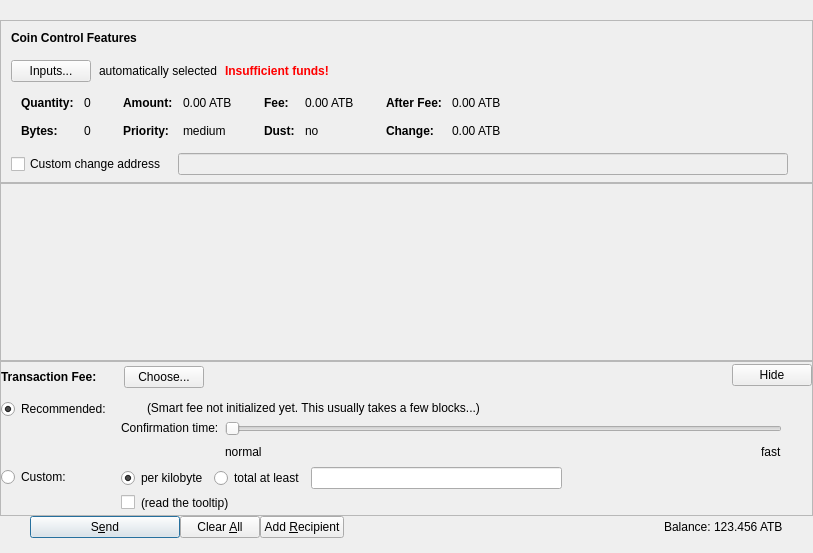
Old version of the form src/qt/forms/sendcoinsdialog.ui in the repository odrowonz/atbcoin-insight.
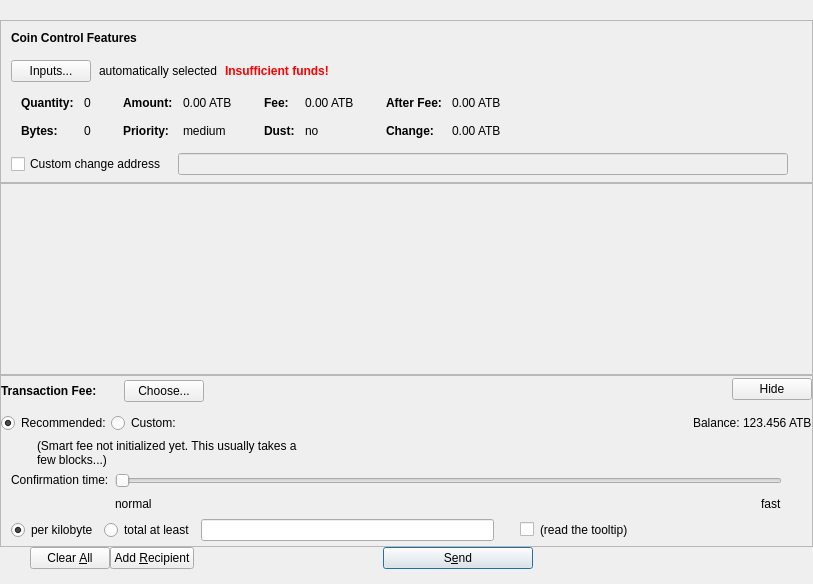
New version of the form. Icons and pictures are not drawn. Custom widgets are drawn as their Qt base class.

Diff of the .ui file:
```diff
--- a/src/qt/forms/sendcoinsdialog.ui
+++ b/src/qt/forms/sendcoinsdialog.ui
@@ -7,7 +7,7 @@
     <x>0</x>
     <y>0</y>
     <width>813</width>
-    <height>553</height>
+    <height>584</height>
    </rect>
   </property>
   <property name="windowTitle">
@@ -632,7 +632,7 @@
         <x>0</x>
         <y>0</y>
         <width>811</width>
-        <height>68</height>
+        <height>79</height>
        </rect>
       </property>
       <layout class="QVBoxLayout" name="verticalLayout_2" stretch="0,0">
@@ -653,6 +653,15 @@
          <property name="spacing">
           <number>6</number>
          </property>
+         <property name="sizeConstraint">
+          <enum>QLayout::SetDefaultConstraint</enum>
+         </property>
+         <property name="leftMargin">
+          <number>50</number>
+         </property>
+         <property name="rightMargin">
+          <number>50</number>
+         </property>
         </layout>
        </item>
        <item>
@@ -863,7 +872,7 @@
              <property name="verticalSpacing">
               <number>4</number>
              </property>
-             <item row="1" column="1">
+             <item row="2" column="1">
               <layout class="QVBoxLayout" name="verticalLayoutFee8">
                <property name="spacing">
                 <number>6</number>
@@ -907,15 +916,16 @@
                    <property name="orientation">
                     <enum>Qt::Horizontal</enum>
                    </property>
+                   <property name="sizeType">
+                    <enum>QSizePolicy::Fixed</enum>
+                   </property>
                    <property name="sizeHint" stdset="0">
                     <size>
-                     <width>1</width>
+                     <width>20</width>
                      <height>1</height>
                     </size>
                    </property>
                   </spacer>
-                 </item>
-                </layout>
                </item>
                <item>
                 <layout class="QHBoxLayout" name="horizontalLayoutFee8">
@@ -940,13 +950,16 @@
                    <property name="text">
                     <string>(read the tooltip)</string>
                    </property>
+                     <property name="wordWrap">
+                      <bool>true</bool>
+                     </property>
                    <property name="margin">
                     <number>5</number>
                    </property>
                   </widget>
                  </item>
                  <item>
-                  <spacer name="horizontalSpacer_2">
+                    <spacer name="horizontalSpacer_8">
                    <property name="orientation">
                     <enum>Qt::Horizontal</enum>
                    </property>
@@ -962,64 +975,9 @@
                </item>
               </layout>
              </item>
-             <item row="0" column="0">
-              <layout class="QVBoxLayout" name="verticalLayoutFee4" stretch="0,1">
-               <item>
-                <widget class="QRadioButton" name="radioSmartFee">
-                 <property name="text">
-                  <string>Recommended:</string>
-                 </property>
-                 <property name="checked">
-                  <bool>true</bool>
-                 </property>
-                 <attribute name="buttonGroup">
-                  <string notr="true">groupFee</string>
-                 </attribute>
-                </widget>
-               </item>
-               <item>
-                <spacer name="verticalSpacer_2">
-                 <property name="orientation">
-                  <enum>Qt::Vertical</enum>
-                 </property>
-                 <property name="sizeHint" stdset="0">
-                  <size>
-                   <width>1</width>
-                   <height>1</height>
-                  </size>
-                 </property>
-                </spacer>
-               </item>
               </layout>
              </item>
-             <item row="1" column="0">
-              <layout class="QVBoxLayout" name="verticalLayoutFee9" stretch="0,1">
-               <item>
-                <widget class="QRadioButton" name="radioCustomFee">
-                 <property name="text">
-                  <string>Custom:</string>
-                 </property>
-                 <attribute name="buttonGroup">
-                  <string notr="true">groupFee</string>
-                 </attribute>
-                </widget>
-               </item>
-               <item>
-                <spacer name="verticalSpacer_6">
-                 <property name="orientation">
-                  <enum>Qt::Vertical</enum>
-                 </property>
-                 <property name="sizeHint" stdset="0">
-                  <size>
-                   <width>1</width>
-                   <height>1</height>
-                  </size>
-                 </property>
-                </spacer>
-               </item>
-              </layout>
-             </item>
-             <item row="0" column="1">
+             <item row="1" column="1">
               <layout class="QVBoxLayout" name="verticalLayoutFee3" stretch="0,0,1">
                <property name="spacing">
                 <number>6</number>
@@ -1069,6 +1027,9 @@
                    <property name="text">
                     <string>(Smart fee not initialized yet. This usually takes a few blocks...)</string>
                    </property>
+                   <property name="wordWrap">
+                    <bool>true</bool>
+                   </property>
                    <property name="margin">
                     <number>2</number>
                    </property>
@@ -1201,6 +1162,85 @@
                </item>
               </layout>
              </item>
+             <item row="0" column="0" colspan="2">
+              <layout class="QHBoxLayout" name="horizontalLayout_6">
+               <item>
+                <widget class="QRadioButton" name="radioSmartFee">
+                 <property name="text">
+                  <string>Recommended:</string>
+                 </property>
+                 <property name="checked">
+                  <bool>true</bool>
+                 </property>
+                 <attribute name="buttonGroup">
+                  <string notr="true">groupFee</string>
+                 </attribute>
+                </widget>
+               </item>
+               <item>
+                <widget class="QRadioButton" name="radioCustomFee">
+                 <property name="text">
+                  <string>Custom:</string>
+                 </property>
+                 <attribute name="buttonGroup">
+                  <string notr="true">groupFee</string>
+                 </attribute>
+                </widget>
+               </item>
+               <item>
+                <layout class="QHBoxLayout" name="horizontalLayout_2">
+                 <property name="spacing">
+                  <number>3</number>
+                 </property>
+                 <item>
+                  <spacer name="horizontalSpacer_7">
+                   <property name="orientation">
+                    <enum>Qt::Horizontal</enum>
+                   </property>
+                   <property name="sizeHint" stdset="0">
+                    <size>
+                     <width>40</width>
+                     <height>20</height>
+                    </size>
+                   </property>
+                  </spacer>
+                 </item>
+                 <item>
+                  <widget class="QLabel" name="label">
+                   <property name="sizePolicy">
+                    <sizepolicy hsizetype="Preferred" vsizetype="Fixed">
+                     <horstretch>0</horstretch>
+                     <verstretch>0</verstretch>
+                    </sizepolicy>
+                   </property>
+                   <property name="text">
+                    <string>Balance:</string>
+                   </property>
+                  </widget>
+                 </item>
+                 <item>
+                  <widget class="QLabel" name="labelBalance">
+                   <property name="sizePolicy">
+                    <sizepolicy hsizetype="Preferred" vsizetype="Fixed">
+                     <horstretch>0</horstretch>
+                     <verstretch>0</verstretch>
+                    </sizepolicy>
+                   </property>
+                   <property name="cursor">
+                    <cursorShape>IBeamCursor</cursorShape>
+                   </property>
+                   <property name="text">
+                    <string notr="true">123.456 ATB</string>
+                   </property>
+                   <property name="textInteractionFlags">
+                    <set>Qt::LinksAccessibleByMouse|Qt::TextSelectableByKeyboard|Qt::TextSelectableByMouse</set>
+                   </property>
+                  </widget>
+                 </item>
+                </layout>
+               </item>
+              </layout>
+             </item>
             </layout>
            </item>
           </layout>
@@ -1235,32 +1275,6 @@
      <property name="bottomMargin">
       <number>15</number>
      </property>
-     <item>
-      <widget class="QPushButton" name="sendButton">
-       <property name="minimumSize">
-        <size>
-         <width>150</width>
-         <height>0</height>
-        </size>
-       </property>
-       <property name="toolTip">
-        <string>Confirm the send action</string>
-       </property>
-       <property name="text">
-        <string>S&amp;end</string>
-       </property>
-       <property name="icon">
-        <iconset resource="../bitcoin.qrc">
-         <normaloff>:/icons/send</normaloff>:/icons/send</iconset>
-       </property>
-       <property name="autoDefault">
-        <bool>false</bool>
-       </property>
-       <property name="default">
-        <bool>true</bool>
-       </property>
-      </widget>
-     </item>
      <item>
       <widget class="QPushButton" name="clearButton">
        <property name="sizePolicy">
@@ -1315,43 +1329,46 @@
       </spacer>
      </item>
      <item>
-      <layout class="QHBoxLayout" name="horizontalLayout_2">
-       <property name="spacing">
-        <number>3</number>
+      <widget class="QPushButton" name="sendButton">
+       <property name="minimumSize">
+        <size>
+         <width>150</width>
+         <height>0</height>
+        </size>
        </property>
-       <item>
-        <widget class="QLabel" name="label">
-         <property name="sizePolicy">
-          <sizepolicy hsizetype="Preferred" vsizetype="Fixed">
-           <horstretch>0</horstretch>
-           <verstretch>0</verstretch>
-          </sizepolicy>
+       <property name="toolTip">
+        <string>Confirm the send action</string>
          </property>
          <property name="text">
-          <string>Balance:</string>
-         </property>
+        <string>S&amp;end</string>
+       </property>
+       <property name="icon">
+        <iconset resource="../bitcoin.qrc">
+         <normaloff>:/icons/send</normaloff>:/icons/send</iconset>
+       </property>
+       <property name="autoDefault">
+        <bool>false</bool>
+       </property>
+       <property name="default">
+        <bool>true</bool>
+       </property>
         </widget>
        </item>
        <item>
-        <widget class="QLabel" name="labelBalance">
-         <property name="sizePolicy">
-          <sizepolicy hsizetype="Preferred" vsizetype="Fixed">
-           <horstretch>0</horstretch>
-           <verstretch>0</verstretch>
-          </sizepolicy>
-         </property>
-         <property name="cursor">
-          <cursorShape>IBeamCursor</cursorShape>
-         </property>
-         <property name="text">
-          <string notr="true">123.456 ATB</string>
-         </property>
-         <property name="textInteractionFlags">
-          <set>Qt::LinksAccessibleByMouse|Qt::TextSelectableByKeyboard|Qt::TextSelectableByMouse</set>
-         </property>
-        </widget>
-       </item>
-      </layout>
+      <spacer name="horizontalSpacer_2">
+       <property name="orientation">
+        <enum>Qt::Horizontal</enum>
+       </property>
+       <property name="sizeType">
+        <enum>QSizePolicy::Fixed</enum>
+       </property>
+       <property name="sizeHint" stdset="0">
+        <size>
+         <width>250</width>
+         <height>20</height>
+        </size>
+       </property>
+      </spacer>
      </item>
     </layout>
    </item>
```
Lines whose indentation alone changed are shown as unchanged.
